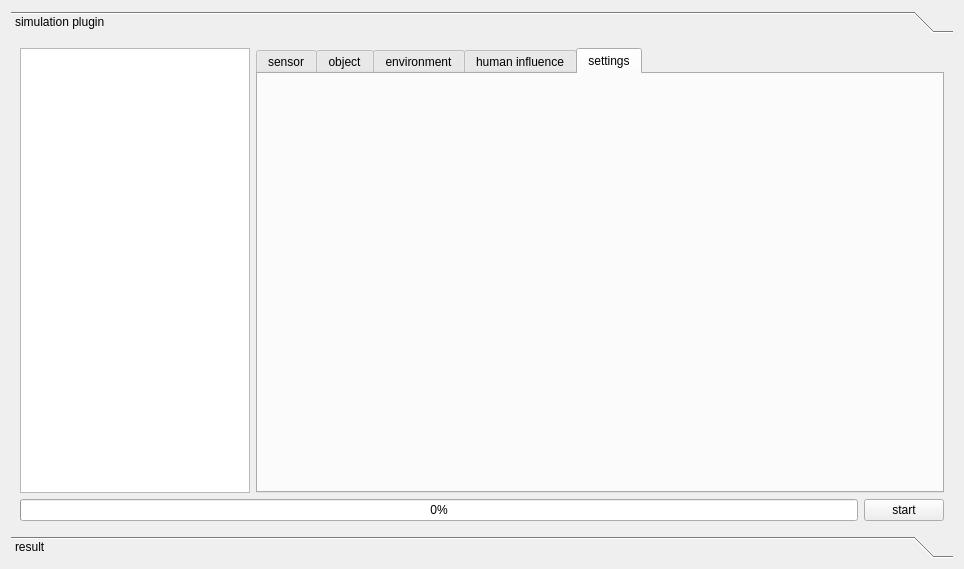
This is ui/oisimulationwidget.ui in OpenIndy/OpenIndy as Qt 5 draws it before an edit. The edited form follows.
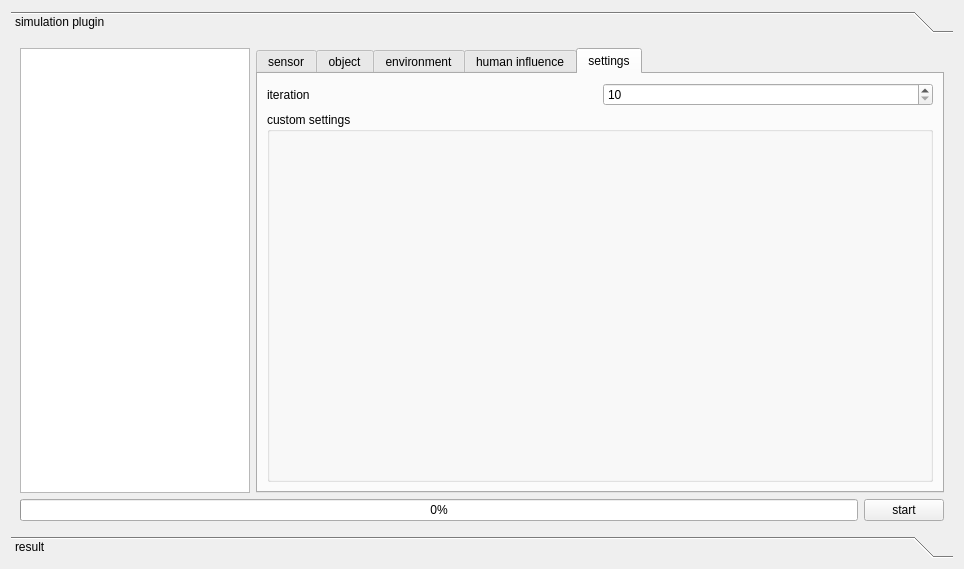
This is the edited form. The open tabs and pages were chosen to show the change. Custom widgets are drawn as their Qt base class.

```diff
--- a/ui/oisimulationwidget.ui
+++ b/ui/oisimulationwidget.ui
@@ -92,6 +92,36 @@
             <attribute name="title">
              <string>settings</string>
             </attribute>
+            <layout class="QVBoxLayout" name="verticalLayout" stretch="1,9">
+             <item>
+              <layout class="QHBoxLayout" name="horizontalLayout_4">
+               <item>
+                <widget class="QLabel" name="label_iteration">
+                 <property name="text">
+                  <string>iteration</string>
+                 </property>
+                </widget>
+               </item>
+               <item>
+                <widget class="QSpinBox" name="spinBox_iteration">
+                 <property name="minimum">
+                  <number>10</number>
+                 </property>
+                 <property name="maximum">
+                  <number>100000</number>
+                 </property>
+                </widget>
+               </item>
+              </layout>
+             </item>
+             <item>
+              <widget class="QGroupBox" name="groupBox_customSettings">
+               <property name="title">
+                <string>custom settings</string>
+               </property>
+              </widget>
+             </item>
+            </layout>
            </widget>
           </widget>
          </item>
```
Left out of the diff: 2 changed lines with no effect on the pictures.
